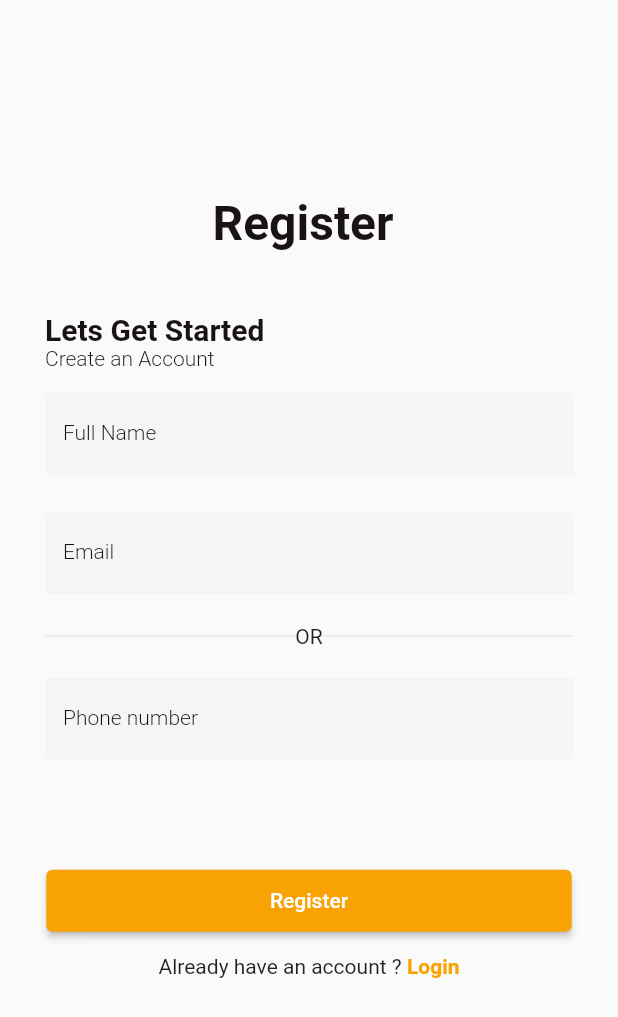
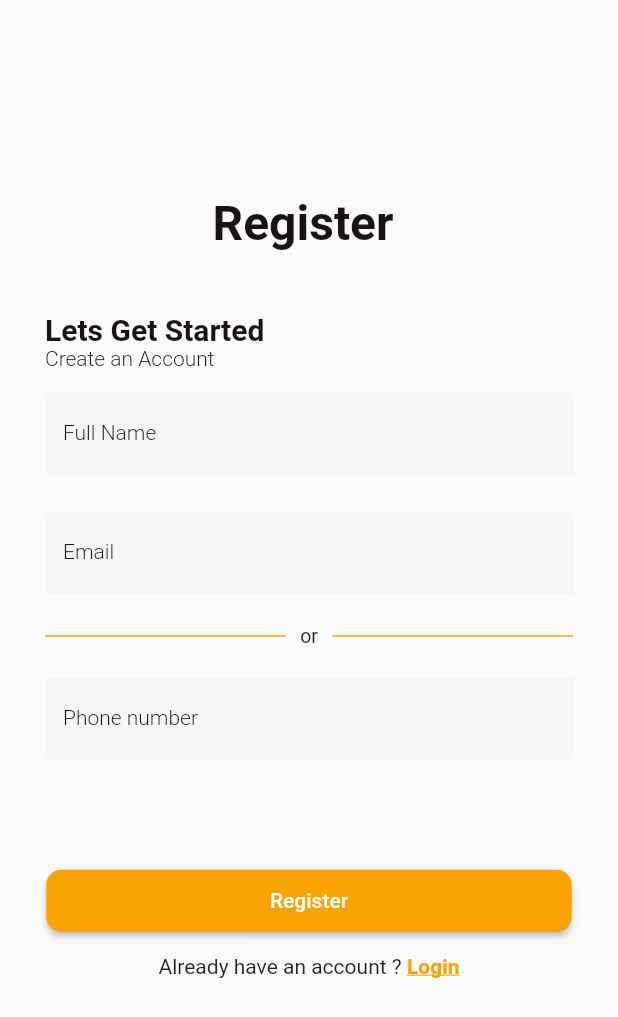
Before and after one commit to sambhavnrana/Advanced-Text-To-Speech, a Flutter app: the screen it shows after launch, on a phone screen of 412 x 824 dp. Shown: the top 1017 px of the screen. Run offline on Flutter 3.47's test engine with Material 2 defaults, Android fonts, the phone set to English and light mode, and no system bars.

Commit message:
added more routes and improved UI

```diff
--- a/lib/Pages/Auth/register_page.dart
+++ b/lib/Pages/Auth/register_page.dart
@@ -89,11 +89,25 @@ class _RegisterPageState extends State<RegisterPage> {
                         const SizedBox(
                           height: 20.0,
                         ),
-                        Row(children: <Widget>[
-                          Expanded(child: Divider()),
-                          Text("OR"),
-                          Expanded(child: Divider()),
-                        ]),
+                        const Row(
+                          children: <Widget>[
+                            Expanded(
+                              child: Divider(
+                                color: ColorSchemes.orangeC,
+                                thickness: 1.0,
+                              ),
+                            ),
+                            Text(
+                              "   or   ",
+                              style: TextStyle(fontSize: 13),
+                            ),
+                            Expanded(
+                                child: Divider(
+                              color: ColorSchemes.orangeC,
+                              thickness: 1.0,
+                            )),
+                          ],
+                        ),
                         const SizedBox(
                           height: 20.0,
                         ),
@@ -120,10 +134,14 @@ class _RegisterPageState extends State<RegisterPage> {
                   ),
                   ElevatedButton(
                     onPressed: () {
-                      Navigator.pushNamed(context, '/welcome');
+                      Navigator.pushNamed(context, '/registered');
                     },
-                    child: Text("Register"),
+                    child: const Text("Register"),
                     style: ButtonStyle(
+                        shape:
+                            MaterialStateProperty.all<RoundedRectangleBorder>(
+                                RoundedRectangleBorder(
+                                    borderRadius: BorderRadius.circular(10.0))),
                         backgroundColor: MaterialStateProperty.all<Color>(
                             ColorSchemes.orangeC),
                         fixedSize: MaterialStateProperty.all<Size>(Size(
@@ -136,12 +154,16 @@ class _RegisterPageState extends State<RegisterPage> {
                   Row(
                     mainAxisAlignment: MainAxisAlignment.center,
                     children: [
-                      Text('Already have an account ? '),
+                      const Text(
+                        'Already have an account ? ',
+                        style: TextStyle(fontSize: 14),
+                      ),
                       GestureDetector(
                         onTap: () => Navigator.pushNamed(context, '/login'),
-                        child: Text(
+                        child: const Text(
                           'Login',
                           style: TextStyle(
+                              decoration: TextDecoration.underline,
                               color: ColorSchemes.orangeC,
                               fontWeight: FontWeight.bold),
                         ),
--- a/lib/main.dart
+++ b/lib/main.dart
@@ -2,7 +2,8 @@ import 'package:flutter/material.dart';
 import 'package:tts/Pages/Auth/login_page.dart';
 import 'package:tts/Pages/Auth/register_page.dart';
 import 'package:tts/Pages/Auth/homepage.dart';
-import 'package:tts/Pages/Auth/welcome.dart';
+import 'package:tts/Pages/Auth/registered.dart';
+import 'package:tts/Pages/Auth/logged_in.dart';
 
 void main() {
   runApp(const MyApp());
@@ -33,7 +34,8 @@ class MyHomePage extends StatelessWidget {
         '/login': (context) => const LoginPage(),
         '/register': (context) => const RegisterPage(),
         '/home': (context) => const HomePage(),
-        '/welcome': (context) => const welcome(),
+        '/registered': (context) => const Registered(),
+        '/loggedin': (context) => const LoggedIn(),
       },
     );
   }
```
Also changed, not shown: lib/Pages/Auth/homepage.dart (+18 -18 lines), lib/Pages/Auth/logged_in.dart (added, +70 -0 lines), lib/Pages/Auth/login_page.dart (+13 -5 lines), lib/Pages/Auth/registered.dart (added, +130 -0 lines), lib/Pages/Auth/welcome.dart (deleted, +0 -15 lines), lib/Pages/logged_in.dart (added, +70 -0 lines), 1 other file.
